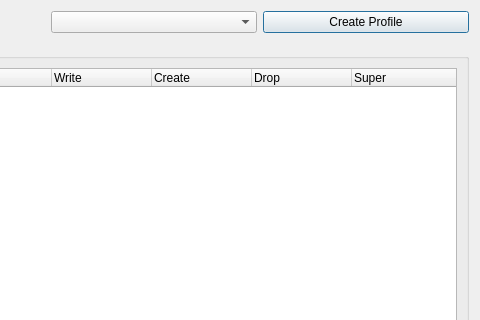
First picture: the form in UserTools/profile_editor.ui, repository dsgoficial/DsgTools, before the edit; both pictures show x 172 to 652 and y 0 to 320 of the 652 by 449 pixel window.
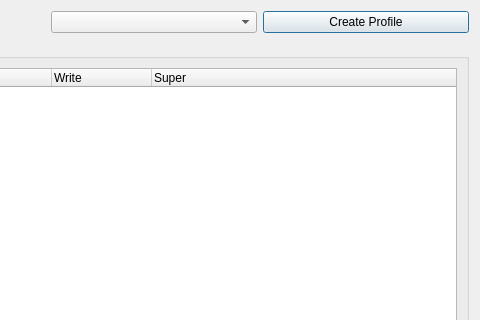
Second picture: the form after the edit.

Commit message: Factory methods to create/drop/grant role permissions

```diff
--- a/UserTools/profile_editor.ui
+++ b/UserTools/profile_editor.ui
@@ -80,16 +80,6 @@
           <string>Write</string>
          </property>
         </column>
-        <column>
-         <property name="text">
-          <string>Create</string>
-         </property>
-        </column>
-        <column>
-         <property name="text">
-          <string>Drop</string>
-         </property>
-        </column>
         <column>
          <property name="text">
           <string>Super</string>
```
The commit also changes 5 other files.
